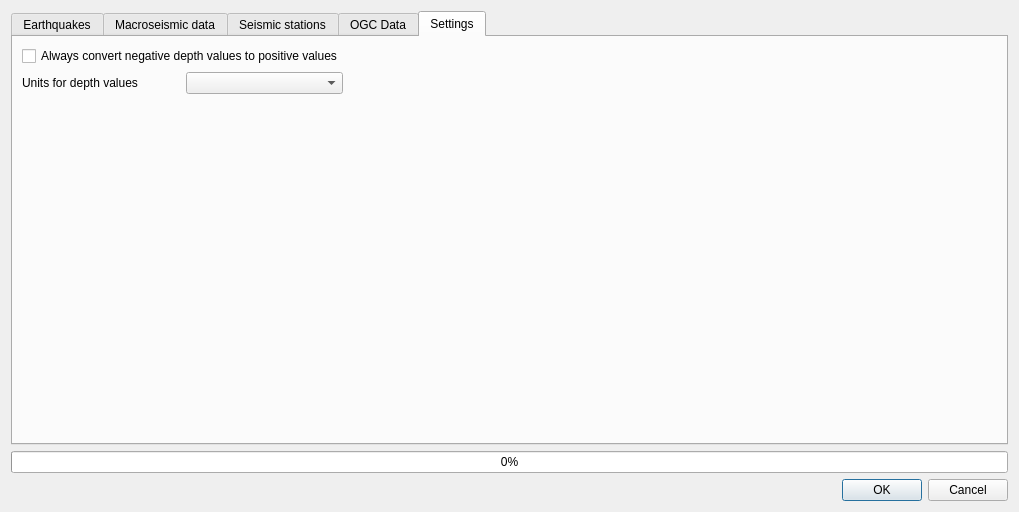
INGV/qquake, file qquake/ui/qquake_dialog_base.ui: the form before one commit.
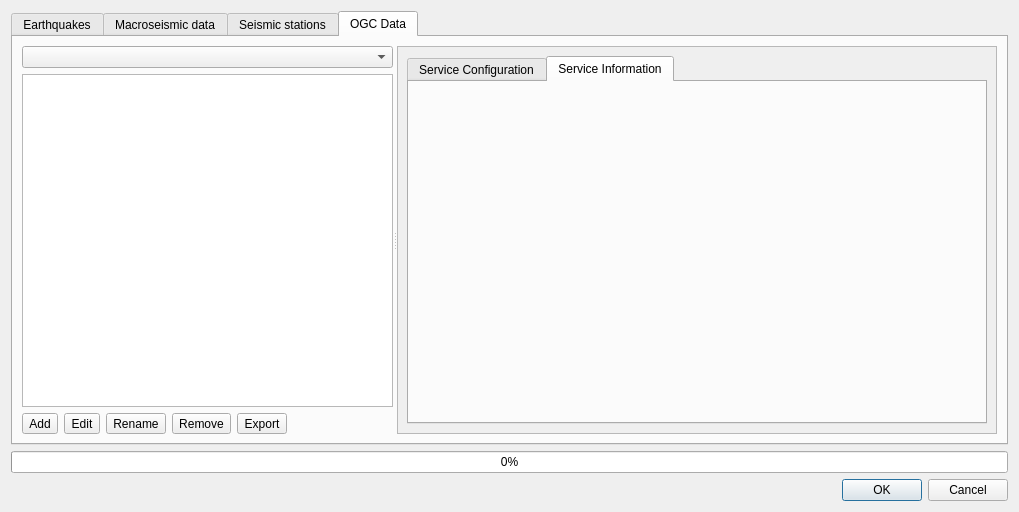
The form after the commit. The open tabs and pages were chosen to show the change.

Commit message:
Rework depth settings to match mockup
Fixes #4

Diff of the .ui file:
```diff
--- a/qquake/ui/qquake_dialog_base.ui
+++ b/qquake/ui/qquake_dialog_base.ui
@@ -812,56 +812,6 @@
        </item>
       </layout>
      </widget>
-     <widget class="QWidget" name="settings_tab">
-      <attribute name="title">
-       <string>Settings</string>
-      </attribute>
-      <layout class="QGridLayout" name="gridLayout_7">
-       <item row="2" column="0">
-        <spacer name="verticalSpacer">
-         <property name="orientation">
-          <enum>Qt::Vertical</enum>
-         </property>
-         <property name="sizeHint" stdset="0">
-          <size>
-           <width>20</width>
-           <height>40</height>
-          </size>
-         </property>
-        </spacer>
-       </item>
-       <item row="1" column="0">
-        <widget class="QLabel" name="label">
-         <property name="text">
-          <string>Units for depth values</string>
-         </property>
-        </widget>
-       </item>
-       <item row="1" column="1">
-        <widget class="QComboBox" name="depth_unit_combo_box"/>
-       </item>
-       <item row="1" column="2">
-        <spacer name="horizontalSpacer_5">
-         <property name="orientation">
-          <enum>Qt::Horizontal</enum>
-         </property>
-         <property name="sizeHint" stdset="0">
-          <size>
-           <width>40</width>
-           <height>20</height>
-          </size>
-         </property>
-        </spacer>
-       </item>
-       <item row="0" column="0" colspan="2">
-        <widget class="QCheckBox" name="convert_negative_depth_check">
-         <property name="text">
-          <string>Always convert negative depth values to positive values</string>
-         </property>
-        </widget>
-       </item>
-      </layout>
-     </widget>
     </widget>
    </item>
    <item>
```
Left out of the diff: 2 changed lines with no effect on the pictures. The commit also changes 9 other files.
